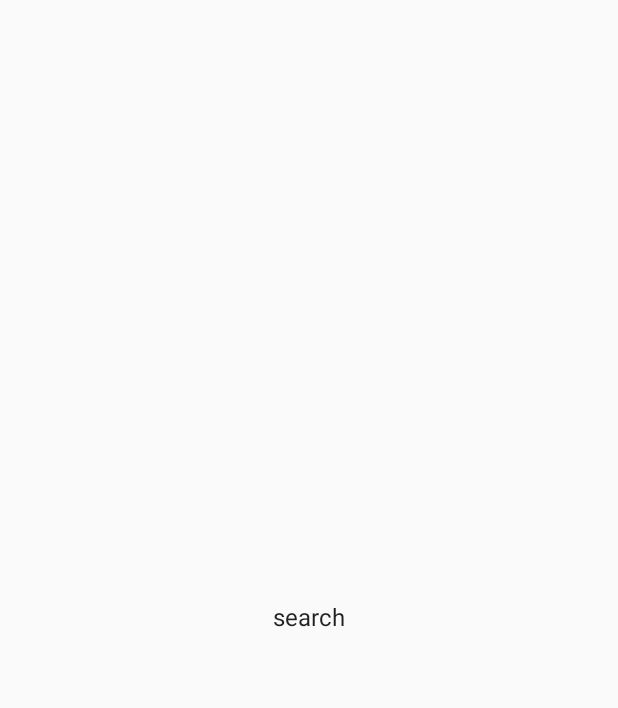
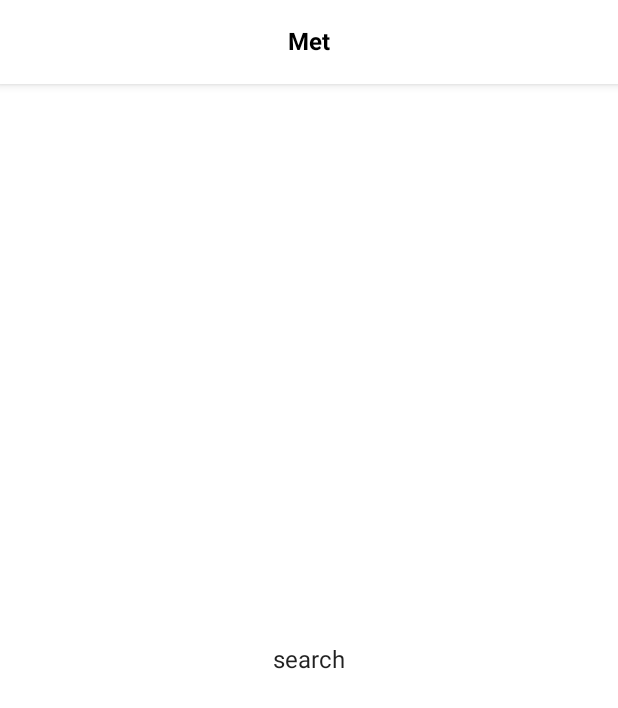
Before and after one commit to amirhosseinghafoorian/MET, an Android app built with Jetpack Compose: the screen it shows after launch (MainActivity), on a phone screen of 412 x 824 dp. Before the commit the part shown is almost empty. Shown: the top 708 px of the screen. Run offline under Robolectric (Android 15) with nearby library versions, the phone set to English and light mode, and no system bars; our stand-ins replace accompanist, window size class.

Commit message:
#1-basic-structure - add AppTopBar.kt - update SearchNavGraph.kt - add ComposeExtensions.kt

```diff
--- /dev/null
+++ b/core/ui/src/main/java/com/example/ui/ComposeExtensions.kt
@@ -0,0 +1,25 @@
+package com.example.ui
+
+import androidx.compose.foundation.clickable
+import androidx.compose.foundation.layout.Spacer
+import androidx.compose.foundation.layout.height
+import androidx.compose.foundation.layout.width
+import androidx.compose.runtime.Composable
+import androidx.compose.ui.Modifier
+import androidx.compose.ui.unit.Dp
+
+@Composable
+fun HeightSpacer(value: Dp) {
+    Spacer(modifier = Modifier.height(value))
+}
+
+@Composable
+fun WidthSpacer(value: Dp) {
+    Spacer(modifier = Modifier.width(value))
+}
+
+fun Modifier.clickableIf(enabled: Boolean, onClick: () -> Unit): Modifier {
+    return if (enabled) {
+        this.clickable { onClick() }
+    } else this
+}
--- a/core/ui/src/main/java/com/example/ui/base/BaseAppState.kt
+++ b/core/ui/src/main/java/com/example/ui/base/BaseAppState.kt
@@ -18,7 +18,7 @@ fun rememberBaseAppState(
     screenActionIcons: Map<String, Icon> = mapOf(),
     statusBarColors: Map<String, Color> = mapOf(),
     navigationBarColors: Map<String, Color> = mapOf(),
-    navigationIconInVisibleRoutes: Set<String> = setOf()
+    navigationIconVisibleRoutes: Set<String> = setOf()
 ): BaseAppState {
     val backgroundColor = MaterialTheme.colors.background
     return remember(
@@ -28,14 +28,14 @@ fun rememberBaseAppState(
         screenActionIcons,
         statusBarColors,
         navigationBarColors,
-        navigationIconInVisibleRoutes
+        navigationIconVisibleRoutes
     ) {
         BaseAppState(
             navController = navController,
             windowSizeClass = windowSizeClass,
             screenTitles = screenTitles,
             screenActionIcons = screenActionIcons,
-            navigationIconInVisibleRoutes = navigationIconInVisibleRoutes,
+            navigationIconVisibleRoutes = navigationIconVisibleRoutes,
             backgroundColor = backgroundColor
         )
     }
@@ -48,7 +48,7 @@ class BaseAppState(
     private val screenActionIcons: Map<String, Icon> = mapOf(),
     private val statusBarColors: Map<String, Color> = mapOf(),
     private val navigationBarColors: Map<String, Color> = mapOf(),
-    private val navigationIconInVisibleRoutes: Set<String> = setOf(),
+    private val navigationIconVisibleRoutes: Set<String> = setOf(),
     private val backgroundColor : Color
 ) {
     val currentRoute: String?
@@ -58,11 +58,11 @@ class BaseAppState(
     val titleTextId: Int?
         @Composable get() = currentRoute?.let { screenTitles[it] }
 
-    val actionIdonId: Icon?
+    val actionIcon: Icon?
         @Composable get() = currentRoute?.let { screenActionIcons[it] }
 
     val isNavigationIconVisible: Boolean
-        @Composable get() = currentRoute?.let { it !in navigationIconInVisibleRoutes } ?: true
+        @Composable get() = currentRoute?.let { it in navigationIconVisibleRoutes } ?: false
 
     val statusBarColor : Color
         @Composable get() = currentRoute?.let { statusBarColors[it] } ?: backgroundColor
--- /dev/null
+++ b/core/ui/src/main/java/com/example/ui/component/AppTopBar.kt
@@ -0,0 +1,105 @@
+package com.example.ui.component
+
+import androidx.annotation.StringRes
+import androidx.compose.foundation.layout.Box
+import androidx.compose.foundation.layout.BoxScope
+import androidx.compose.foundation.layout.size
+import androidx.compose.material.Icon
+import androidx.compose.material.MaterialTheme
+import androidx.compose.material.Text
+import androidx.compose.material.TopAppBar
+import androidx.compose.material.icons.Icons
+import androidx.compose.material.icons.filled.ArrowBack
+import androidx.compose.runtime.Composable
+import androidx.compose.ui.Alignment
+import androidx.compose.ui.Modifier
+import androidx.compose.ui.draw.clip
+import androidx.compose.ui.graphics.Color
+import androidx.compose.ui.res.painterResource
+import androidx.compose.ui.res.stringResource
+import androidx.compose.ui.text.font.FontWeight
+import androidx.compose.ui.text.style.TextAlign
+import androidx.compose.ui.unit.dp
+import com.example.designsystem.theme.spacing
+import com.example.ui.Icon
+import com.example.ui.Icon.DrawableResourceIcon
+import com.example.ui.Icon.ImageVectorIcon
+import com.example.ui.WidthSpacer
+import com.example.ui.clickableIf
+
+@Composable
+fun AppTopBar(
+    modifier: Modifier = Modifier,
+    isTopBarVisible: Boolean = true,
+    canNavigateBack: Boolean = true,
+    backgroundColor: Color = MaterialTheme.colors.surface,
+    @StringRes title: Int? = null,
+    actionIcon: Icon? = null,
+    actionIconDynamicContent: @Composable (BoxScope.() -> Unit)? = null,
+    onActionIconClick: (() -> Unit)? = null,
+    onNavigateUp: (() -> Unit)? = null
+) {
+    if (isTopBarVisible) {
+        TopAppBar(
+            modifier = modifier,
+            backgroundColor = backgroundColor,
+            content = {
+                WidthSpacer(MaterialTheme.spacing.small)
+
+                Box(
+                    modifier = Modifier
+                        .size(48.dp)
+                        .clip(MaterialTheme.shapes.medium)
+                        .clickableIf(canNavigateBack) {
+                            onNavigateUp?.invoke()
+                        },
+                    contentAlignment = Alignment.Center
+                ) {
+                    if (canNavigateBack) Icon(Icons.Default.ArrowBack, contentDescription = null)
+                }
+
+                WidthSpacer(MaterialTheme.spacing.medium)
+
+                Text(
+                    modifier = Modifier.weight(1f),
+                    text = title?.let { stringResource(it) } ?: "",
+                    textAlign = TextAlign.Center,
+                    fontWeight = FontWeight.W700,
+                    color = MaterialTheme.colors.onSurface
+                )
+
+                WidthSpacer(MaterialTheme.spacing.medium)
+
+                Box(
+                    modifier = Modifier
+                        .size(48.dp)
+                        .clip(MaterialTheme.shapes.medium)
+                        .clickableIf(actionIcon != null) {
+                            onActionIconClick?.invoke()
+                        },
+                    contentAlignment = Alignment.Center
+                ) {
+                    actionIcon?.let { icon ->
+                        when (icon) {
+                            is DrawableResourceIcon -> Icon(
+                                painter = painterResource(icon.id),
+                                contentDescription = null
+                            )
+                            is ImageVectorIcon -> Icon(
+                                imageVector = icon.imageVector,
+                                contentDescription = null
+                            )
+                        }
+
+                    }
+
+                    actionIconDynamicContent?.let { content ->
+                        content()
+                    }
+                }
+
+                WidthSpacer(MaterialTheme.spacing.small)
+            }
+        )
+    }
+}
--- a/feature/feature-search/src/main/java/com/example/feature_search/SearchScreen.kt
+++ b/feature/feature-search/src/main/java/com/example/feature_search/SearchScreen.kt
@@ -1 +1,15 @@
 package com.example.feature_search
+
+import androidx.compose.foundation.layout.Box
+import androidx.compose.foundation.layout.fillMaxSize
+import androidx.compose.material.Text
+import androidx.compose.runtime.Composable
+import androidx.compose.ui.Alignment
+import androidx.compose.ui.Modifier
+
+@Composable
+fun SearchRoute() {
+    Box(modifier = Modifier.fillMaxSize(), contentAlignment = Alignment.Center) {
+        Text(text = "search")
+    }
+}
--- a/feature/feature-search/src/main/java/com/example/feature_search/navigation/SearchNavGraph.kt
+++ b/feature/feature-search/src/main/java/com/example/feature_search/navigation/SearchNavGraph.kt
@@ -1,16 +1,18 @@
 package com.example.feature_search.navigation
 
-import androidx.compose.foundation.layout.Box
-import androidx.compose.foundation.layout.fillMaxSize
-import androidx.compose.material.Text
+import androidx.compose.material.Scaffold
+import androidx.compose.material.rememberScaffoldState
 import androidx.compose.material3.windowsizeclass.WindowSizeClass
 import androidx.compose.runtime.Composable
-import androidx.compose.ui.Alignment
-import androidx.compose.ui.Modifier
 import androidx.navigation.NavGraphBuilder
+import androidx.navigation.compose.NavHost
 import androidx.navigation.compose.composable
+import com.example.feature_search.R
+import com.example.feature_search.SearchRoute
+import com.example.feature_search.navigation.SearchScreens.SearchScreenRoute
 import com.example.ui.base.BaseAppState
 import com.example.ui.base.rememberBaseAppState
+import com.example.ui.component.AppTopBar
 import com.example.ui.component.SystemUiControllerManager
 
 fun NavGraphBuilder.searchNavGraph(
@@ -30,15 +32,38 @@ fun SearchHost(
     onSearchDetail: (Int) -> Unit,
     windowSizeClass: WindowSizeClass,
     baseState: BaseAppState = rememberBaseAppState(
-        windowSizeClass = windowSizeClass
+        windowSizeClass = windowSizeClass,
+        screenTitles = mapOf(
+            SearchScreenRoute.route to R.string.title_met
+        )
     )
 ) {
+    val scaffoldState = rememberScaffoldState()
+
     SystemUiControllerManager(
         statusBarColor = baseState.statusBarColor,
         navigationBarColor = baseState.navigationBarColor
     )
 
-    Box(modifier = Modifier.fillMaxSize(), contentAlignment = Alignment.Center) {
-        Text(text = "search")
+    Scaffold(
+        scaffoldState = scaffoldState,
+        topBar = {
+            AppTopBar(
+                title = baseState.titleTextId,
+                canNavigateBack = baseState.isNavigationIconVisible,
+                actionIcon = baseState.actionIcon
+            )
+        }
+    ) {
+        NavHost(
+            navController = baseState.navController,
+            startDestination = SearchScreenRoute.route,
+        ) {
+            composable(
+                route = SearchScreenRoute.route,
+            ) {
+                SearchRoute()
+            }
+        }
     }
 }
--- /dev/null
+++ b/feature/feature-search/src/main/res/values/strings.xml
@@ -0,0 +1,4 @@
+<?xml version="1.0" encoding="utf-8"?>
+<resources>
+    <string name="title_met">Met</string>
+</resources>
```
